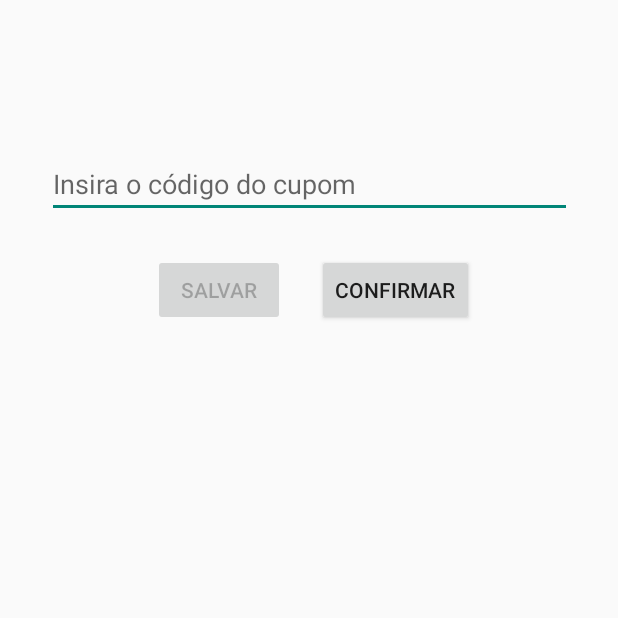
After one commit to LucasBara-dising/Ticked_Now, an Android app: the Cupom screen opened directly, with no data from a screen before it, on a phone screen of 412 x 824 dp, the top half of it. The commit adds this screen. Run offline under Robolectric (Android 15) with nearby library versions, the phone set to English and light mode, and no system bars.

Commit message:
Adicionado armazenamento externo, junto com a tela Cupons e Creditos

```diff
--- a/app/src/main/AndroidManifest.xml
+++ b/app/src/main/AndroidManifest.xml
@@ -5,6 +5,8 @@
     <uses-permission android:name="android.permission.ACCESS_FINE_LOCATION" />
     <uses-permission android:name="android.permission.ACCESS_COARSE_LOCATION" />
     <uses-permission android:name="android.permission.INTERNET" />
+    <uses-permission android:name="android.permission.WRITE_EXTERNAL_STORAGE" />
+    <uses-permission android:name="android.permission.READ_EXTERNAL_STORAGE" />
 
     <application
         android:allowBackup="true"
@@ -32,6 +34,9 @@
             android:name=".Tela_Home"
             android:exported="true" />
         <activity
+            android:name=".Cupom"
+            android:exported="true" />
+        <activity
             android:name=".Login"
             android:exported="true" />
         <activity
--- /dev/null
+++ b/app/src/main/java/com/example/tickednow/Cupom.java
@@ -0,0 +1,113 @@
+package com.example.tickednow;
+
+import android.Manifest;
+import android.content.pm.PackageManager;
+import android.os.Bundle;
+import android.os.Environment;
+import android.view.View;
+import android.widget.Button;
+import android.widget.EditText;
+import android.widget.TextView;
+import android.widget.Toast;
+
+import androidx.appcompat.app.AppCompatActivity;
+import androidx.core.app.ActivityCompat;
+
+import java.io.BufferedReader;
+import java.io.File;
+import java.io.FileNotFoundException;
+import java.io.FileOutputStream;
+import java.io.FileReader;
+import java.io.IOException;
+
+public class Cupom extends AppCompatActivity {
+
+    Button btnSave, btnLoad;
+    EditText etInput;
+    TextView tvLoad;
+    String filename = "";
+    String filepath = "";
+    String fileContent = "";
+    private static final int REQUEST_PERMISSION = 1;
+
+    @Override
+    protected void onCreate(Bundle savedInstanceState){
+        super.onCreate(savedInstanceState);
+        setContentView(R.layout.activity_cupom_creditos);
+        btnSave = findViewById(R.id.btnSave);
+        btnLoad = findViewById(R.id.btnLoad);
+        etInput = findViewById(R.id.etInput);
+        tvLoad = findViewById(R.id.tvLoad);
+        filename = "myFile.txt";
+        filepath = "MyFileDir";
+
+
+        if(!isExternalStorageAvailableForRW()){
+            btnSave.setEnabled(false);
+        }
+        btnSave.setOnClickListener(new View.OnClickListener() {
+            @Override
+            public void onClick(View view) {
+                tvLoad.setText("");
+                fileContent = etInput.getText().toString().trim();
+                if(!fileContent.equals("")){
+                    File myExternalFile = new File(getExternalFilesDir(filepath), filename);
+                    FileOutputStream fos = null;
+                    try {
+                        fos = new FileOutputStream(myExternalFile);
+                        fos.write(fileContent.getBytes());
+                    } catch (FileNotFoundException e){
+                        e.printStackTrace();
+                    } catch (IOException e){
+                        e.printStackTrace();
+                    }
+                    etInput.setText("");
+                    Toast.makeText(Cupom.this, "Código de cupom carregado com sucesso.",
+                            Toast.LENGTH_SHORT).show();
+                }else{
+                    Toast.makeText(Cupom.this, "Insira um código de cupom.",
+                            Toast.LENGTH_SHORT).show();
+                }
+            }
+        });
+        btnLoad.setOnClickListener(new View.OnClickListener() {
+            @Override
+            public void onClick(View view) {
+                FileReader fr = null;
+                File myExternalFile = new File(getExternalFilesDir(filepath), filename);
+                StringBuilder stringBuilder = new StringBuilder();
+                try {
+                    fr = new FileReader(myExternalFile);
+                    BufferedReader br = new BufferedReader(fr);
+                    String line = br.readLine();
+                    while(line != null){
+                        stringBuilder.append(line).append('\n');
+                        line = br.readLine();
+                    }
+                } catch (FileNotFoundException e){
+                    e.printStackTrace();
+                } catch (IOException e) {
+                    e.printStackTrace();
+                } finally {
+                    String fileContents = "Código do cupom:\n" + stringBuilder.toString();
+                    tvLoad.setText(fileContents);
+                }
+            }
+        });
+    }
+
+    private boolean isExternalStorageAvailableForRW(){
+        String extStorageState = Environment.getExternalStorageState();
+        if (ActivityCompat.checkSelfPermission(this,
+                Manifest.permission.WRITE_EXTERNAL_STORAGE)
+                != PackageManager.PERMISSION_GRANTED) {
+            ActivityCompat.requestPermissions(this, new String[]
+                    {Manifest.permission.WRITE_EXTERNAL_STORAGE}, REQUEST_PERMISSION);
+        } else {
+            if (extStorageState.equals(Environment.MEDIA_MOUNTED)) {
+                return true;
+            }
+        }
+        return false;
+    }
+}
--- a/app/src/main/res/layout/activity_conta.xml
+++ b/app/src/main/res/layout/activity_conta.xml
@@ -59,7 +59,7 @@
 
 
             <Button
-                android:id="@+id/button4"
+                android:id="@+id/btnCupom"
                 style="@style/BtnPadraoConta"
                 android:text="@string/TxtCuponsCred"/>
 
--- /dev/null
+++ b/app/src/main/res/layout/activity_cupom_creditos.xml
@@ -0,0 +1,52 @@
+<?xml version="1.0" encoding="utf-8"?>
+<androidx.constraintlayout.widget.ConstraintLayout xmlns:android="http://schemas.android.com/apk/res/android"
+    xmlns:app="http://schemas.android.com/apk/res-auto"
+    xmlns:tools="http://schemas.android.com/tools"
+    android:layout_width="match_parent"
+    android:layout_height="match_parent"
+    tools:context=".Cupom">
+
+    <Button
+        android:id="@+id/btnSave"
+        android:layout_width="wrap_content"
+        android:layout_height="wrap_content"
+        android:layout_marginTop="24dp"
+        android:text="@string/TxtSalvar"
+        app:layout_constraintEnd_toEndOf="parent"
+        app:layout_constraintHorizontal_bias="0.315"
+        app:layout_constraintStart_toStartOf="parent"
+        app:layout_constraintTop_toBottomOf="@+id/etInput" />
+
+    <Button
+        android:id="@+id/btnLoad"
+        android:layout_width="wrap_content"
+        android:layout_height="wrap_content"
+        android:layout_marginTop="24dp"
+        android:text="@string/TxtConfirmar"
+        app:layout_constraintEnd_toEndOf="parent"
+        app:layout_constraintHorizontal_bias="0.687"
+        app:layout_constraintStart_toStartOf="parent"
+        app:layout_constraintTop_toBottomOf="@+id/etInput" />
+
+    <EditText
+        android:id="@+id/etInput"
+        android:layout_width="350dp"
+        android:layout_height="wrap_content"
+        android:layout_marginTop="100dp"
+        android:ems="10"
+        android:hint="@string/TxtCodCupom"
+        android:inputType="textPersonName"
+        app:layout_constraintEnd_toEndOf="parent"
+        app:layout_constraintStart_toStartOf="parent"
+        app:layout_constraintTop_toTopOf="parent" />
+
+    <TextView
+        android:id="@+id/tvLoad"
+        android:layout_width="wrap_content"
+        android:layout_height="wrap_content"
+        android:layout_marginTop="100dp"
+        app:layout_constraintEnd_toEndOf="parent"
+        app:layout_constraintStart_toStartOf="parent"
+        app:layout_constraintTop_toBottomOf="@+id/etInput" />
+
+</androidx.constraintlayout.widget.ConstraintLayout>
--- a/app/src/main/res/values/strings.xml
+++ b/app/src/main/res/values/strings.xml
@@ -179,6 +179,11 @@
     <string name="TxtEditar">Editar</string>
 
 
+    <!--============== Tela informações da conta================-->
+    <string name="TxtCodCupom">Insira o código do cupom</string>
+    <string name="TxtConfirmar">CONFIRMAR</string>
+
+
     <!-- ================Info evento================-->
     <string name="TxtNomeEvento">Ta Embarcado - FABIO RABIN</string>
     <string name="TxtClasseEvento">Stand up</string>
```
Also changed, not shown: app/src/main/java/com/example/tickednow/Conta.java (+13 -0 lines).
